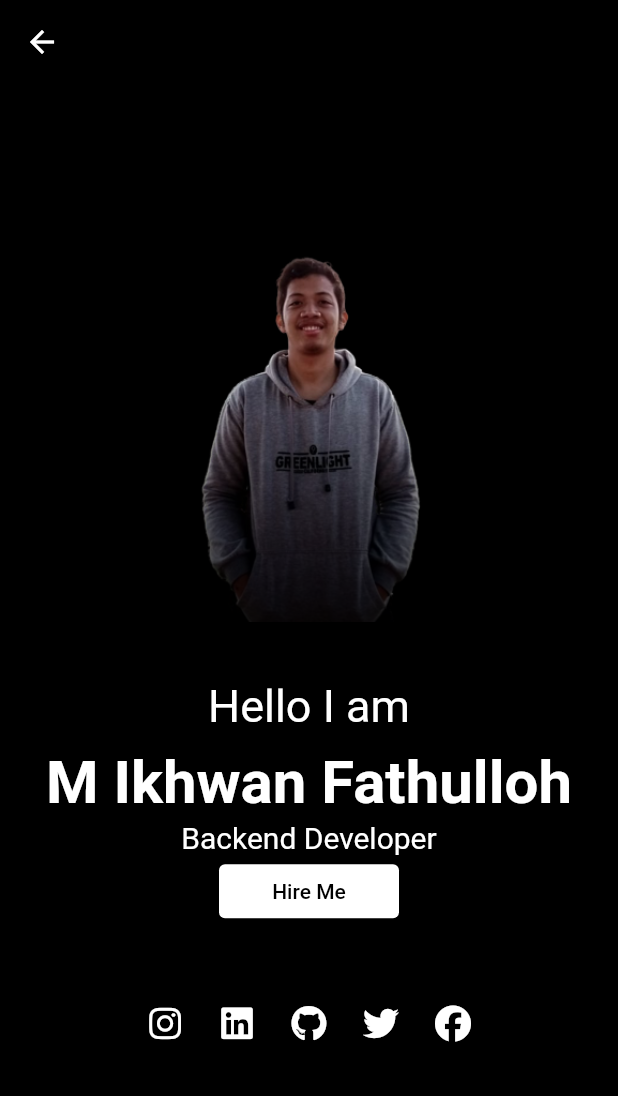
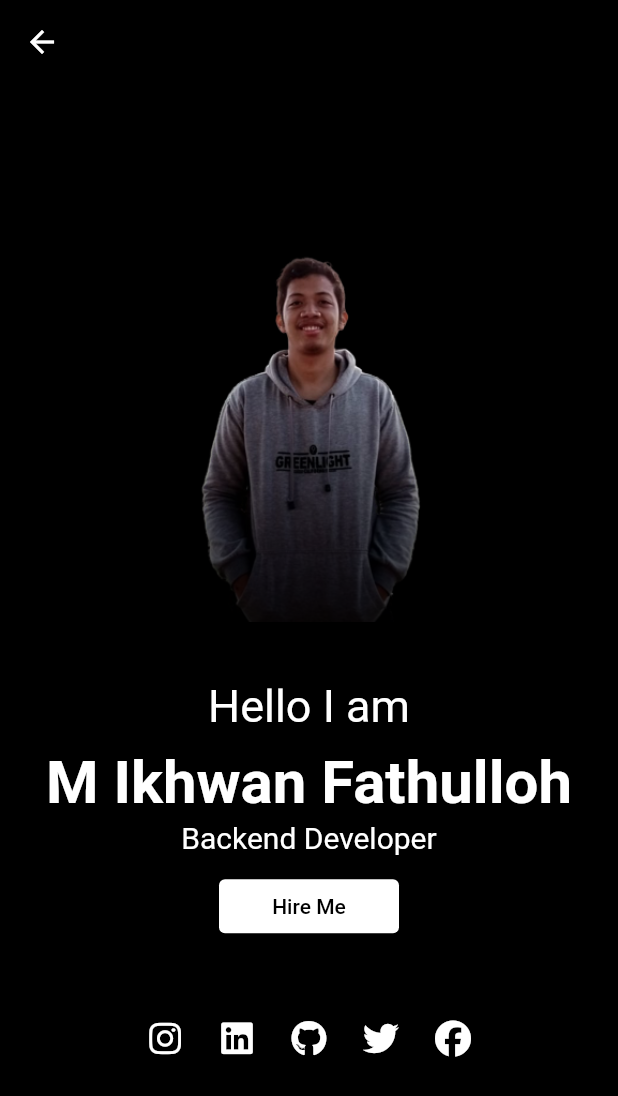
Before and after one commit to Muhammad-Ikhwan-Fathulloh/Aplikasi-Flutter-Pemula-Belajar, a Flutter app: the MyAbout screen opened by its route, on a phone screen of 412 x 824 dp. Shown: the top 1096 px of the screen. Run offline on Flutter 3.47's test engine with Material 2 defaults, Android fonts, the light colour scheme and no system bars; our stand-ins replace font_awesome_flutter, sliding_sheet.

```diff
--- a/lib/about.dart
+++ b/lib/about.dart
@@ -31,6 +31,7 @@ class _MyAboutState extends State<MyAbout> {
           child: Stack(
             children: [
               Container(
+                alignment: Alignment.topCenter,
                 margin: EdgeInsets.only(top: 60),
                 child: ShaderMask(
                   shaderCallback: (rect) {
@@ -82,6 +83,9 @@ class _MyAboutState extends State<MyAbout> {
                         fontSize:  20,
                     )),
                     SizedBox(
+                      height: 10,
+                    ),
+                    SizedBox(
                       width: 120,
                       child: TextButton(
                         onPressed: () {},
--- a/lib/home.dart
+++ b/lib/home.dart
@@ -105,6 +105,7 @@ class _MyHomeState extends State<MyHome> {
           child: Stack(
             children: [
               Container(
+                alignment: Alignment.topCenter,
                 margin: EdgeInsets.only(top: 35),
                 child: ShaderMask(
                   shaderCallback: (rect) {
```
Also changed, not shown: pubspec.lock, 1 other file.
